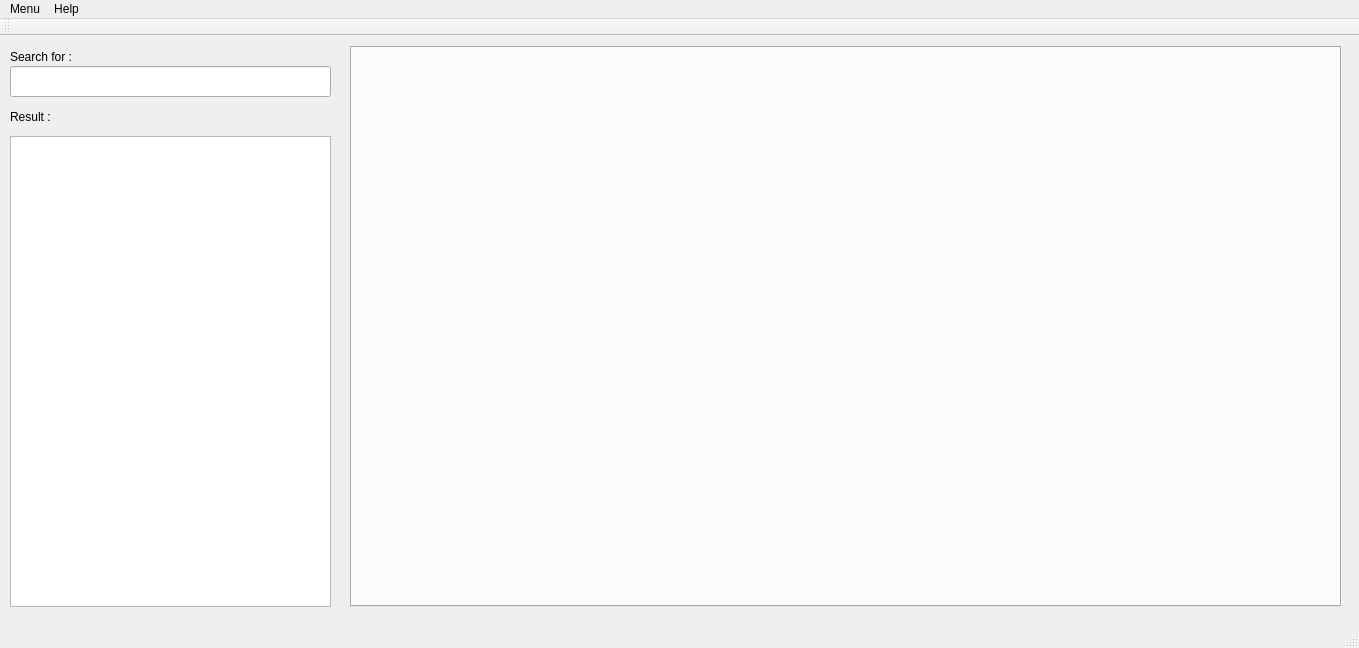
Above: resources/MSMainwindow.ui from Moth13/moviesearch before the change. Below: the same form after it.
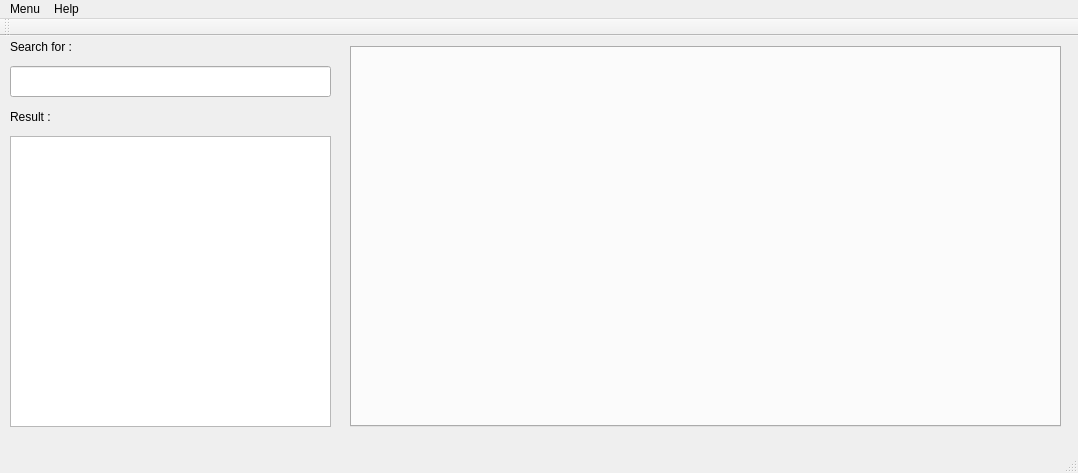
That is the form after the change.

The edit to the form file:
```diff
--- a/resources/MSMainwindow.ui
+++ b/resources/MSMainwindow.ui
@@ -6,8 +6,8 @@
    <rect>
     <x>0</x>
     <y>0</y>
-    <width>1359</width>
-    <height>648</height>
+    <width>1078</width>
+    <height>473</height>
    </rect>
   </property>
   <property name="windowTitle">
@@ -19,8 +19,8 @@
      <rect>
       <x>350</x>
       <y>10</y>
-      <width>991</width>
-      <height>561</height>
+      <width>711</width>
+      <height>381</height>
      </rect>
     </property>
     <property name="currentIndex">
@@ -39,7 +39,7 @@
       <x>10</x>
       <y>100</y>
       <width>321</width>
-      <height>471</height>
+      <height>291</height>
      </rect>
     </property>
    </widget>
@@ -57,7 +57,7 @@
     <property name="geometry">
      <rect>
       <x>10</x>
-      <y>10</y>
+      <y>0</y>
       <width>101</width>
       <height>21</height>
      </rect>
@@ -85,7 +85,7 @@
     <rect>
      <x>0</x>
      <y>0</y>
-     <width>1359</width>
+     <width>1078</width>
      <height>29</height>
     </rect>
    </property>
```
